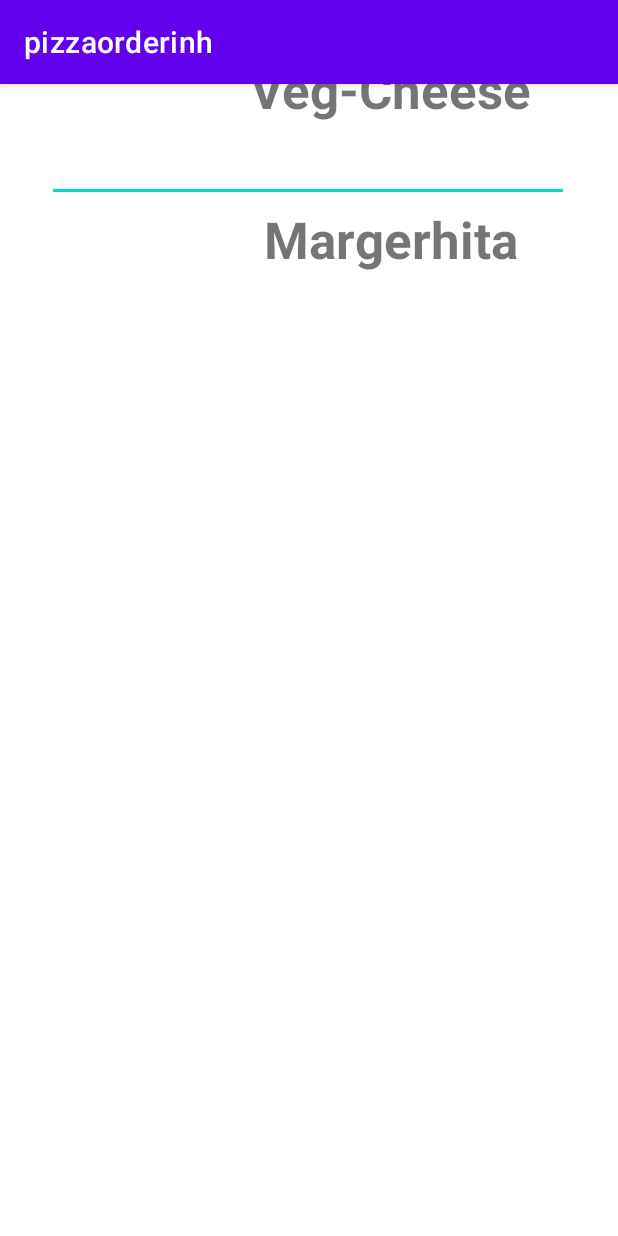
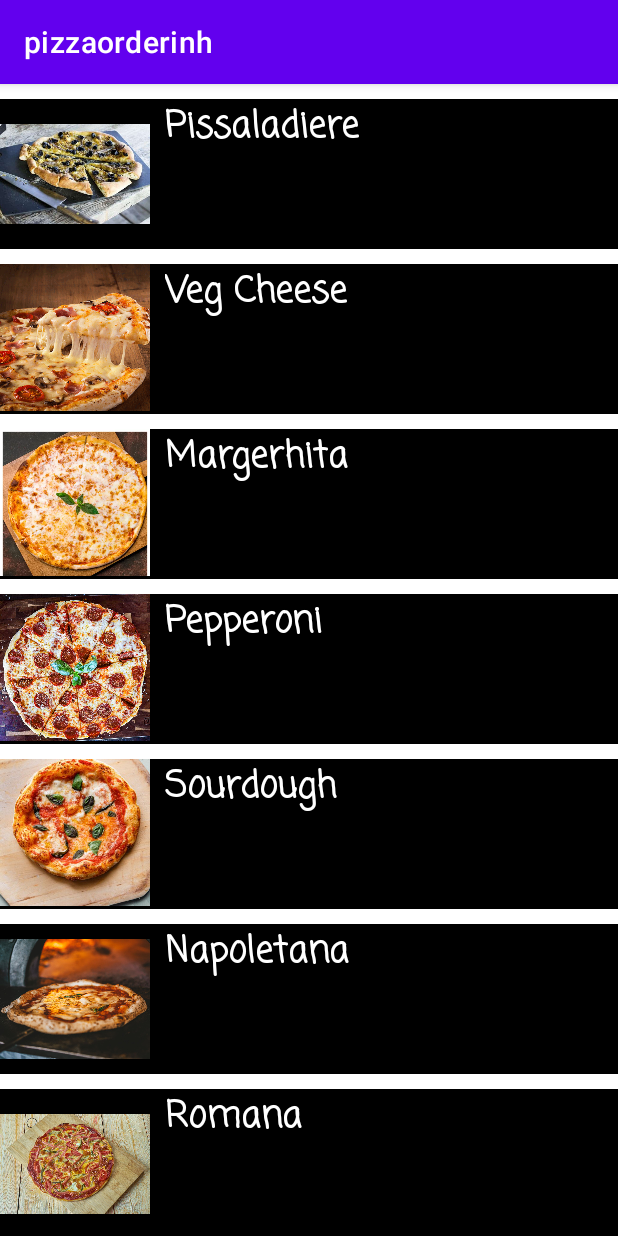
Before and after one commit to azeem30/CompletePizzaOrdering, an Android app: the screen it shows after launch (MainActivity), on a phone screen of 412 x 824 dp. Run offline under Robolectric (Android 15) with nearby library versions, the phone set to English and light mode, and no system bars.

Commit message:
Added RecyclerView

```diff
--- a/app/build.gradle
+++ b/app/build.gradle
@@ -1,5 +1,6 @@
 plugins {
     id 'com.android.application'
+    id 'com.google.gms.google-services'
 }
 
 android {
@@ -33,6 +34,9 @@ dependencies {
     implementation 'androidx.appcompat:appcompat:1.5.1'
     implementation 'com.google.android.material:material:1.6.1'
     implementation 'androidx.constraintlayout:constraintlayout:2.1.4'
+    implementation 'com.google.firebase:firebase-auth:21.0.8'
+    implementation 'com.google.firebase:firebase-firestore:24.3.1'
+    implementation 'com.google.firebase:firebase-storage:20.0.2'
     testImplementation 'junit:junit:4.13.2'
     androidTestImplementation 'androidx.test.ext:junit:1.1.3'
     androidTestImplementation 'androidx.test.espresso:espresso-core:3.4.0'
--- a/app/src/main/AndroidManifest.xml
+++ b/app/src/main/AndroidManifest.xml
@@ -12,6 +12,13 @@
         android:supportsRtl="true"
         android:theme="@style/Theme.Pizzaorderinh"
         tools:targetApi="31">
+        <activity
+            android:name=".Search"
+            android:exported="false">
+            <meta-data
+                android:name="android.app.lib_name"
+                android:value="" />
+        </activity>
         <activity
             android:name=".MainActivity"
             android:exported="true">
--- /dev/null
+++ b/app/src/main/java/com/example/pizzaorderinh/Item.java
@@ -0,0 +1,28 @@
+package com.example.pizzaorderinh;
+
+public class Item {
+
+    String pizza;
+    int img;
+
+    public Item(String pizza, int img) {
+        this.pizza= pizza;
+        this.img = img;
+    }
+
+    public String getPizza() {
+        return pizza;
+    }
+
+    public void setPizza(String pizza) {
+        this.pizza = pizza;
+    }
+
+    public int getImg() {
+        return img;
+    }
+
+    public void setImg(int img) {
+        this.img = img;
+    }
+}
--- a/app/src/main/java/com/example/pizzaorderinh/MainActivity.java
+++ b/app/src/main/java/com/example/pizzaorderinh/MainActivity.java
@@ -1,16 +1,21 @@
 package com.example.pizzaorderinh;
 
 import androidx.appcompat.app.AppCompatActivity;
+import androidx.recyclerview.widget.LinearLayoutManager;
+import androidx.recyclerview.widget.RecyclerView;
 
 import android.annotation.SuppressLint;
 import android.os.Bundle;
 import android.widget.ArrayAdapter;
 import android.widget.ListView;
 import android.widget.SearchView;
+import android.widget.Toast;
 
 import java.util.ArrayList;
+import java.util.List;
 
 public class MainActivity extends AppCompatActivity {
+
 
 
     @Override
@@ -18,8 +23,22 @@ public class MainActivity extends AppCompatActivity {
         super.onCreate(savedInstanceState);
         setContentView(R.layout.activity_main);
 
+        RecyclerView rc = findViewById(R.id.recycle);
+        List<Item> items = new ArrayList<>();
+        items.add(new Item("Pissaladiere",R.drawable.pissaladiere));
+        items.add(new Item("Veg Cheese",R.drawable.vegch));
+        items.add(new Item("Margerhita",R.drawable.margerhita));
+        items.add(new Item("Pepperoni",R.drawable.pepperoni));
+        items.add(new Item("Sourdough",R.drawable.sourdough));
+        items.add(new Item("Napoletana",R.drawable.napoletana));
+        items.add(new Item("Romana",R.drawable.romana));
 
+
+        rc.setLayoutManager(new LinearLayoutManager(this));
+        rc.setAdapter(new MyAdapter(getApplicationContext(),items));
 
 
     }
+
+
 }
--- /dev/null
+++ b/app/src/main/java/com/example/pizzaorderinh/MyAdapter.java
@@ -0,0 +1,40 @@
+package com.example.pizzaorderinh;
+
+import android.content.Context;
+import android.view.LayoutInflater;
+import android.view.ViewGroup;
+
+import androidx.annotation.NonNull;
+import androidx.recyclerview.widget.RecyclerView;
+
+import java.util.List;
+
+public class MyAdapter extends RecyclerView.Adapter<MyViewHolder> {
+
+    Context context;
+    List<Item> items;
+
+
+
+    public MyAdapter(Context context, List<Item> items) {
+        this.context = context;
+        this.items = items;
+    }
+
+    @NonNull
+    @Override
+    public MyViewHolder onCreateViewHolder(@NonNull ViewGroup parent, int viewType) {
+        return new MyViewHolder(LayoutInflater.from(context).inflate(R.layout.item_view,parent, false));
+    }
+
+    @Override
+    public void onBindViewHolder(@NonNull MyViewHolder holder, int position) {
+    holder.name.setText(items.get(position).getPizza());
+    holder.iv.setImageResource(items.get(position).getImg());
+    }
+
+    @Override
+    public int getItemCount() {
+        return items.size();
+    }
+}
--- /dev/null
+++ b/app/src/main/java/com/example/pizzaorderinh/MyViewHolder.java
@@ -0,0 +1,21 @@
+package com.example.pizzaorderinh;
+
+import android.view.View;
+import android.widget.ImageView;
+import android.widget.TextView;
+
+import androidx.annotation.NonNull;
+import androidx.recyclerview.widget.RecyclerView;
+
+public class MyViewHolder extends RecyclerView.ViewHolder {
+    ImageView iv;
+    TextView name;
+
+
+    public MyViewHolder(@NonNull View itemView) {
+        super(itemView);
+        iv= itemView.findViewById(R.id.image1);
+        name = itemView.findViewById(R.id.textview1);
+
+    }
+}
--- a/app/src/main/res/layout/activity_main.xml
+++ b/app/src/main/res/layout/activity_main.xml
@@ -1,80 +1,20 @@
 <?xml version="1.0" encoding="utf-8"?>
-<androidx.constraintlayout.widget.ConstraintLayout xmlns:android="http://schemas.android.com/apk/res/android"
+<RelativeLayout xmlns:android="http://schemas.android.com/apk/res/android"
     xmlns:app="http://schemas.android.com/apk/res-auto"
     xmlns:tools="http://schemas.android.com/tools"
     android:layout_width="match_parent"
     android:layout_height="match_parent"
     tools:context=".MainActivity">
 
-
-    <LinearLayout
-        android:id="@+id/linearLayout"
-        android:layout_width="303dp"
-        android:layout_height="815dp"
-        android:orientation="vertical"
-        app:layout_constraintBottom_toBottomOf="parent"
-        app:layout_constraintEnd_toEndOf="parent"
-        app:layout_constraintHorizontal_bias="1.0"
-        app:layout_constraintStart_toStartOf="parent"
-        app:layout_constraintTop_toTopOf="parent"
-        app:layout_constraintVertical_bias="1.0">
-
-        <TextView
-            android:id="@+id/text1"
-            android:layout_width="match_parent"
-            android:layout_height="100dp"
-            android:gravity="center"
-            android:text="Veg-Cheese"
-            android:textSize="34sp"
-            android:textStyle="bold" />
-
-        <TextView
-            android:id="@+id/texttwo"
-            android:layout_width="match_parent"
-            android:layout_height="100dp"
-            android:gravity="center"
-            android:text="Margerhita"
-            android:textSize="34sp"
-            android:textStyle="bold" />
-    </LinearLayout>
-
-    <LinearLayout
-        android:id="@+id/linearLayout2"
-        android:layout_width="105dp"
-        android:layout_height="811dp"
-        android:orientation="vertical"
-        app:layout_constraintBottom_toBottomOf="parent"
-        app:layout_constraintEnd_toEndOf="parent"
-        app:layout_constraintHorizontal_bias="0.0"
-        app:layout_constraintStart_toStartOf="parent"
-        app:layout_constraintTop_toTopOf="parent"
-        app:layout_constraintVertical_bias="0.941">
-
-        <ImageView
-            android:id="@+id/image1"
-            android:layout_width="100dp"
-            android:layout_height="100dp"
-            tools:srcCompat="@tools:sample/avatars" />
-
-        <ImageView
-            android:id="@+id/imageView2"
-            android:layout_width="100dp"
-            android:layout_height="100dp"
-            tools:srcCompat="@tools:sample/avatars" />
-
-    </LinearLayout>
-
-    <EditText
-        android:id="@+id/editTextTextPersonName"
-        android:layout_width="348dp"
-        android:layout_height="55dp"
-        android:ems="10"
-        android:inputType="textPersonName"
+    <androidx.recyclerview.widget.RecyclerView
+        android:id="@+id/recycle"
+        android:layout_width="match_parent"
+        android:layout_height="wrap_content"
 
         app:layout_constraintBottom_toBottomOf="parent"
-        app:layout_constraintEnd_toEndOf="parent"
-        app:layout_constraintHorizontal_bias="0.492"
-        app:layout_constraintStart_toStartOf="parent"
-        app:layout_constraintTop_toTopOf="parent"
-        app:layout_constraintVertical_bias="0.033" />
-</androidx.constraintlayout.widget.ConstraintLayout>
+        app:layout_constraintVertical_bias="0.0"
+        tools:ignore="MissingConstraints"
+        tools:layout_editor_absoluteX="-1dp" />
+
+
+</RelativeLayout>
--- /dev/null
+++ b/app/src/main/res/layout/item_view.xml
@@ -0,0 +1,40 @@
+<?xml version="1.0" encoding="utf-8"?>
+<RelativeLayout xmlns:android="http://schemas.android.com/apk/res/android"
+    xmlns:app="http://schemas.android.com/apk/res-auto"
+    xmlns:tools="http://schemas.android.com/tools"
+    android:id="@+id/lay"
+    android:layout_width="match_parent"
+    android:layout_height="wrap_content"
+    android:layout_marginTop="10dp"
+    android:background="@color/black">
+
+    <ImageView
+        android:id="@+id/image1"
+        android:layout_width="100dp"
+        android:layout_height="100dp"
+        android:layout_marginRight="10dp"
+        android:layout_centerVertical="true"
+        />
+
+    <TextView
+        android:id="@+id/textview1"
+        android:layout_width="match_parent"
+        android:layout_height="40dp"
+        android:textColor="@color/white"
+        android:layout_toEndOf="@id/image1"
+        android:textStyle="bold"
+        android:fontFamily="casual"
+        android:textSize="24dp"
+        />
+
+    <LinearLayout
+        android:layout_width="match_parent"
+        android:layout_height="2dp"
+        android:layout_below="@+id/image1"
+        android:layout_marginTop="-2dp"
+        android:background="@color/black">
+
+    </LinearLayout>
+
+
+</RelativeLayout>
--- a/build.gradle
+++ b/build.gradle
@@ -1,4 +1,8 @@
-// Top-level build file where you can add configuration options common to all sub-projects/modules.
+buildscript {
+    dependencies {
+        classpath 'com.google.gms:google-services:4.3.14'
+    }
+}// Top-level build file where you can add configuration options common to all sub-projects/modules.
 plugins {
     id 'com.android.application' version '7.3.0' apply false
     id 'com.android.library' version '7.3.0' apply false
```
Also changed, not shown: app/src/main/res/drawable-v24/margerhita.jpeg (added), app/src/main/res/drawable-v24/napoletana.jpg (added), app/src/main/res/drawable-v24/pepperoni.jpg (added), app/src/main/res/drawable-v24/pissaladiere.jpg (added), app/src/main/res/drawable-v24/romana.jpg (added), app/src/main/res/drawable-v24/sourdough.jpg (added), app/src/main/res/drawable-v24/vegch.jpeg (added), 1 other file.
